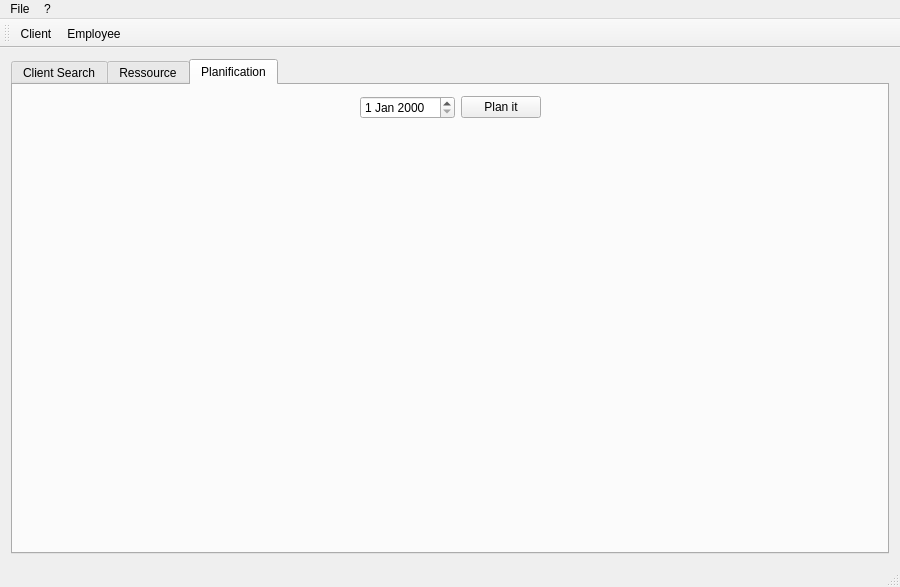
Above: TPQtIntroduction/mainwindow.ui from Lydie-Pierrick/TP2-QT-INTRO before the change. Below: the same form after it.
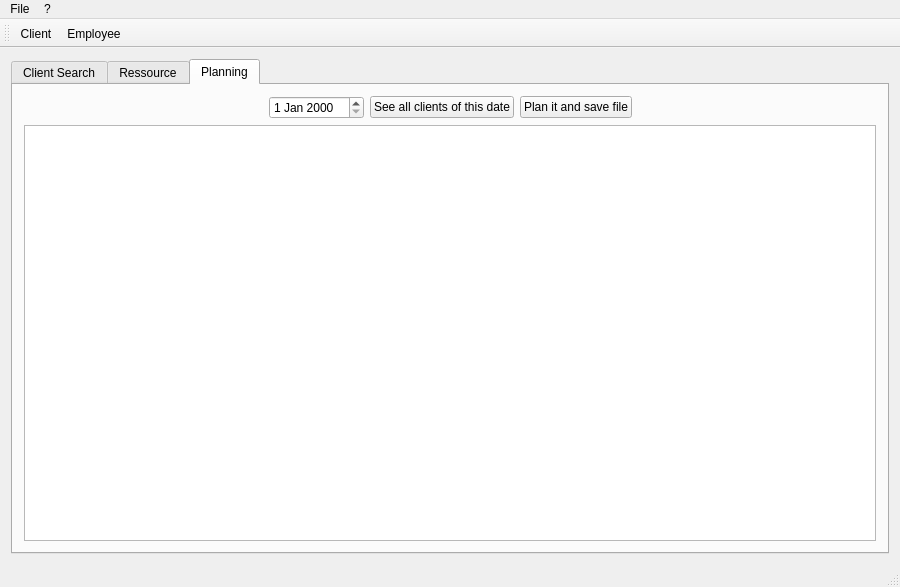
That is the form after the change. The open tabs and pages were chosen to show the change. Icons and pictures are not drawn.

What changed in the file:
```diff
--- a/TPQtIntroduction/mainwindow.ui
+++ b/TPQtIntroduction/mainwindow.ui
@@ -335,19 +335,44 @@
         </widget>
         <widget class="QWidget" name="tab_Planification">
          <attribute name="title">
-          <string>Planification</string>
+          <string>Planning</string>
          </attribute>
          <layout class="QVBoxLayout" name="verticalLayout_8">
           <item>
-           <layout class="QGridLayout" name="gridLayout">
-            <item row="0" column="2">
-             <widget class="QPushButton" name="pushButton">
+           <layout class="QVBoxLayout" name="verticalLayout_5">
+            <item>
+             <layout class="QHBoxLayout" name="horizontalLayout_2">
+              <item>
+               <spacer name="horizontalSpacer_3">
+                <property name="orientation">
+                 <enum>Qt::Horizontal</enum>
+                </property>
+                <property name="sizeHint" stdset="0">
+                 <size>
+                  <width>40</width>
+                  <height>20</height>
+                 </size>
+                </property>
+               </spacer>
+              </item>
+              <item>
+               <widget class="QDateEdit" name="dateEdit_Planning"/>
+              </item>
+              <item>
+               <widget class="QPushButton" name="pushBtn_ShowResult">
               <property name="text">
-               <string>Plan it</string>
+                 <string>See all clients of this date</string>
               </property>
              </widget>
             </item>
-            <item row="0" column="0">
+              <item>
+               <widget class="QPushButton" name="pushBtn_Plan">
+                <property name="text">
+                 <string>Plan it and save file</string>
+                </property>
+               </widget>
+              </item>
+              <item>
              <spacer name="horizontalSpacer_4">
               <property name="orientation">
                <enum>Qt::Horizontal</enum>
@@ -360,34 +385,10 @@
               </property>
              </spacer>
             </item>
-            <item row="0" column="1">
-             <widget class="QDateEdit" name="dateEdit_Planification"/>
+             </layout>
             </item>
-            <item row="1" column="2">
-             <spacer name="verticalSpacer_4">
-              <property name="orientation">
-               <enum>Qt::Vertical</enum>
-              </property>
-              <property name="sizeHint" stdset="0">
-               <size>
-                <width>20</width>
-                <height>40</height>
-               </size>
-              </property>
-             </spacer>
-            </item>
-            <item row="0" column="3">
-             <spacer name="horizontalSpacer_5">
-              <property name="orientation">
-               <enum>Qt::Horizontal</enum>
-              </property>
-              <property name="sizeHint" stdset="0">
-               <size>
-                <width>40</width>
-                <height>20</height>
-               </size>
-              </property>
-             </spacer>
+            <item>
+             <widget class="QTableView" name="tableView_Planning"/>
             </item>
            </layout>
           </item>
```
Left out of the diff: 2 changed lines with no effect on the pictures. Lines whose indentation alone changed are shown as unchanged.
